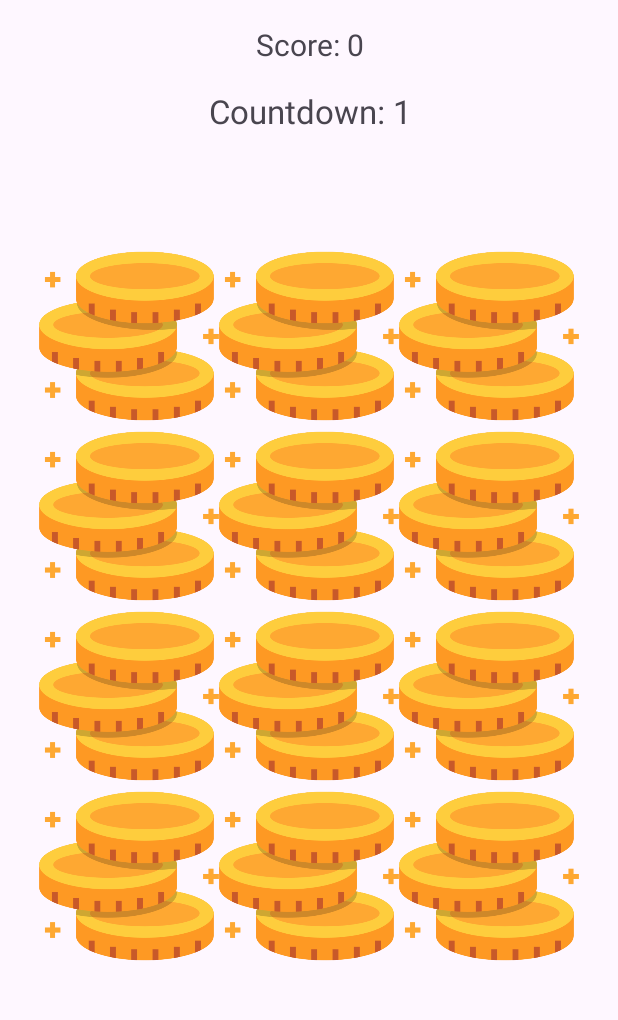
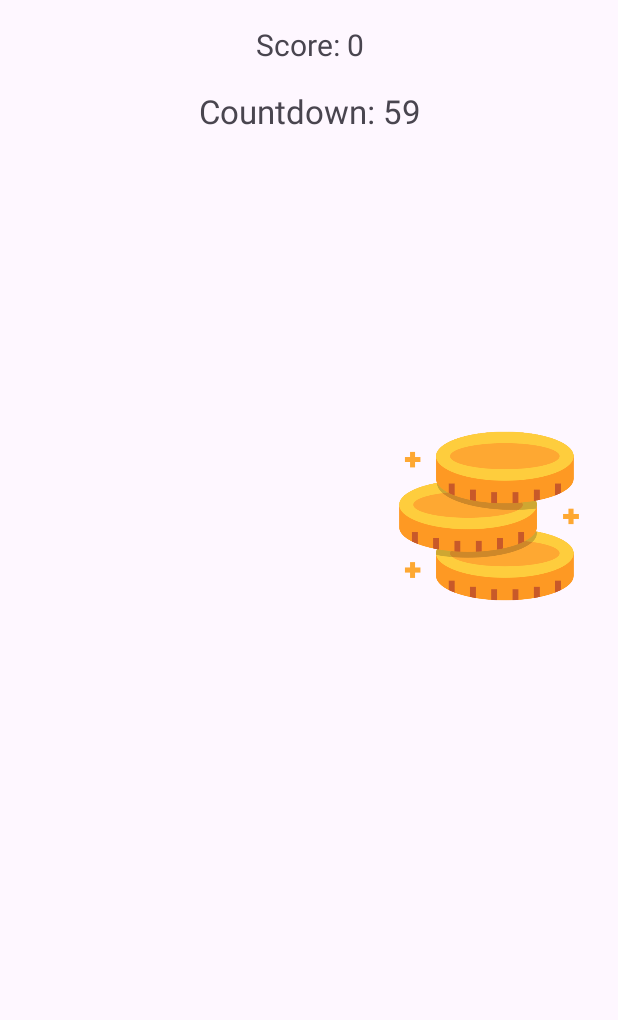
Before and after one commit to okanaktas/CatchtheCoins, an Android app: the GameActivity screen opened directly, with no data from a screen before it, on a phone screen of 412 x 824 dp, the part 109-1129 px from its top. Run offline under Robolectric (Android 15) with nearby library versions, the light colour scheme and no system bars.

Commit message:
feature
added counter and images hidden

```diff
--- a/app/src/main/java/com/okanaktas/catchthecoins/GameActivity.kt
+++ b/app/src/main/java/com/okanaktas/catchthecoins/GameActivity.kt
@@ -5,18 +5,24 @@ import android.os.Bundle
 import android.os.Handler
 import android.os.Looper
 import android.view.View
+import android.widget.ImageView
 import androidx.appcompat.app.AlertDialog
 import androidx.appcompat.app.AppCompatActivity
-import com.google.android.material.snackbar.Snackbar
 import com.okanaktas.catchthecoins.databinding.ActivityGameBinding
+import java.util.Random
 
 class GameActivity : AppCompatActivity() {
     private lateinit var binding: ActivityGameBinding
     private var score = 0
-    private var countdown = 2
+    private var countdown = 60
 
     private var runnable = Runnable {}
     private var handler = Handler(Looper.getMainLooper())
+
+    private var imageArray = ArrayList<ImageView>()
+
+    // Seçilen görselin ID'si
+    private var selectedImageId: Int = 0
 
     override fun onCreate(savedInstanceState: Bundle?) {
         super.onCreate(savedInstanceState)
@@ -24,11 +30,39 @@ class GameActivity : AppCompatActivity() {
         val view = binding.root
         setContentView(view)
 
+        imageArray.add(binding.imageView12)
+        imageArray.add(binding.imageView13)
+        imageArray.add(binding.imageView14)
+        imageArray.add(binding.imageView15)
+        imageArray.add(binding.imageView16)
+        imageArray.add(binding.imageView17)
+        imageArray.add(binding.imageView18)
+        imageArray.add(binding.imageView19)
+        imageArray.add(binding.imageView20)
+        imageArray.add(binding.imageView21)
+        imageArray.add(binding.imageView22)
+        imageArray.add(binding.imageView23)
+
+        hideImages()
+
+
+        selectedImageId = intent.getIntExtra("selected_image_id", 0)
+
+    }
+
+    private fun hideImages() {
 
         runnable = Runnable {
             binding.textViewCountDown.text = "Countdown: ${countdown}"
             countdown--
             handler.postDelayed(runnable, 1000)
+
+            for (image in imageArray) {
+                image.visibility = View.INVISIBLE
+            }
+            val random = Random()
+            val randomIndex = random.nextInt(13) //12 değerim olduğu için
+            imageArray[randomIndex].visibility = View.VISIBLE
 
             if (countdown < 0) {
                 handler.removeCallbacks(runnable)
@@ -37,6 +71,7 @@ class GameActivity : AppCompatActivity() {
         }
         handler.post(runnable)
     }
+
 
     private fun showEndDialog() {
         val builder = AlertDialog.Builder(this)
@@ -51,7 +86,8 @@ class GameActivity : AppCompatActivity() {
             val intent = Intent(this@GameActivity, WelcomeActivity::class.java)
             startActivity(intent)
         }
-        builder.setCancelable(false) // Dialog'un dışına tıklanarak kapanmasını önlemek için
+        // Dialog'un dışına tıklanarak kapanmasını önlemek için
+        builder.setCancelable(false)
         builder.show()
     }
 
```
Also changed, not shown: app/src/main/java/com/okanaktas/catchthecoins/WelcomeActivity.kt (+7 -1 lines), app/src/main/res/layout/activity_welcome.xml (+9 -1 lines).
